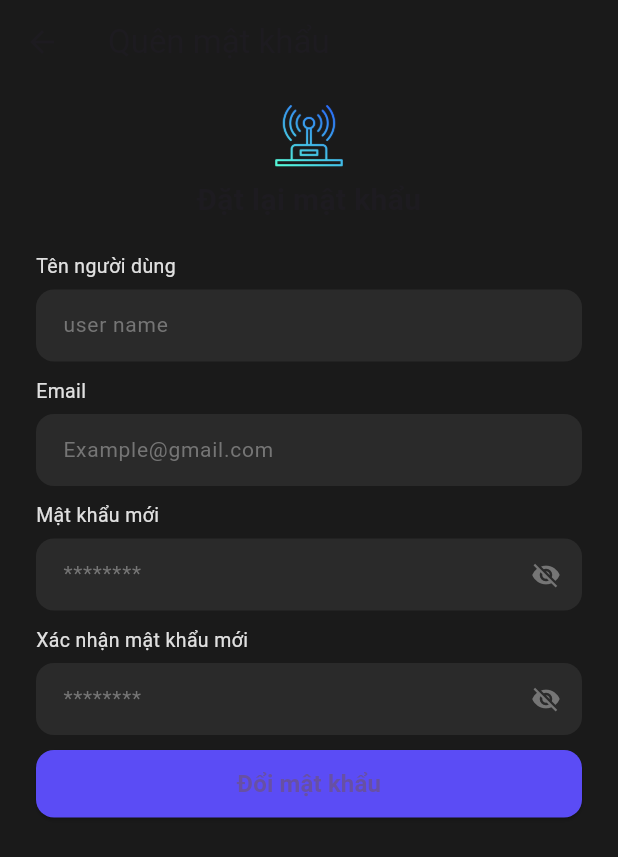
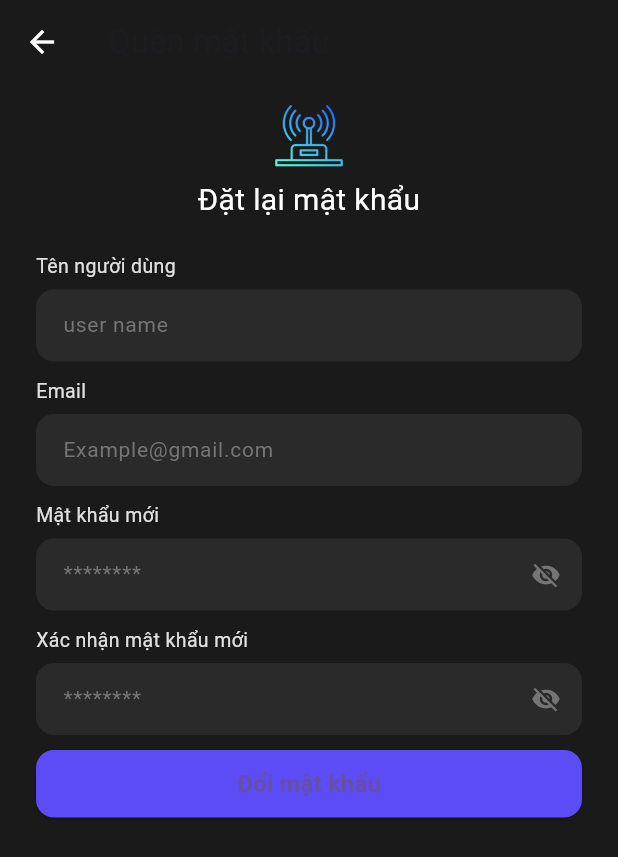
Before and after one commit to buiTannn/Sensor-Station-App-, a Flutter app: the screen it shows after launch, after a tap on "Quên mật khẩu?", on a phone screen of 412 x 824 dp. Shown: the top 857 px of the screen. Run offline on Flutter 3.47's test engine with Material 3 defaults, Android fonts, the phone set to English and light mode, and no system bars; our stand-ins replace shared_preferences.

Commit message:
fix(login): fix light theme

```diff
--- a/lib/login.dart
+++ b/lib/login.dart
@@ -58,6 +58,7 @@ class _LoginScreenState extends State<LoginScreen> {
   @override
   Widget build(BuildContext context) {
     return Scaffold(
+      backgroundColor: const Color(0xFF1A1A1A),
       resizeToAvoidBottomInset: true,
       body: SafeArea(
         child: SingleChildScrollView(
@@ -72,7 +73,7 @@ class _LoginScreenState extends State<LoginScreen> {
               ),
               const SizedBox(height: 10),
               const Text('Sensor Station',
-                  style: TextStyle(fontSize: 26, fontWeight: FontWeight.bold)),
+                  style: TextStyle(fontSize: 26, fontWeight: FontWeight.bold , color: Colors.white,)),
               const Text(
                 'Đăng nhập',
                 style: TextStyle(fontSize: 15, fontWeight: FontWeight.bold),
@@ -256,12 +257,16 @@ class _ForgotPasswordScreenState extends State<ForgotPasswordScreen> {
   Widget build(BuildContext context) {
     return Scaffold(
       backgroundColor: const Color(0xFF1A1A1A),
+
       resizeToAvoidBottomInset: true,
       appBar: AppBar(
         backgroundColor: const Color(0xFF1A1A1A),
         elevation: 0,
         leading: IconButton(
           icon: const Icon(Icons.arrow_back),
+          style: IconButton.styleFrom(
+            foregroundColor: Colors.white, // Màu của icon
+          ),
           onPressed: () => Navigator.pop(context),
         ),
         title: const Text('Quên mật khẩu'),
@@ -280,7 +285,7 @@ class _ForgotPasswordScreenState extends State<ForgotPasswordScreen> {
               const SizedBox(height: 6),
               const Text(
                 'Đặt lại mật khẩu',
-                style: TextStyle(fontSize: 20, fontWeight: FontWeight.bold),
+                style: TextStyle(fontSize: 20 , color: Colors.white,),
               ),
               const SizedBox(height: 20),
 
@@ -425,6 +430,9 @@ class _RegisterScreenState extends State<RegisterScreen> {
         elevation: 0,
         leading: IconButton(
           icon: const Icon(Icons.arrow_back),
+          style: IconButton.styleFrom(
+            foregroundColor: Colors.white, // Màu của icon
+          ),
           onPressed: () => Navigator.pop(context),
         ),
       ),
@@ -442,11 +450,11 @@ class _RegisterScreenState extends State<RegisterScreen> {
               const SizedBox(height: 6),
               const Text(
                 'Sensor Station',
-                style: TextStyle(fontSize: 22, fontWeight: FontWeight.bold),
+                style: TextStyle(fontSize: 22, fontWeight: FontWeight.bold ,color: Colors.white,),
               ),
               const Text(
                 'Đăng ký tài khoản',
-                style: TextStyle(fontSize: 14, fontWeight: FontWeight.bold),
+                style: TextStyle(fontSize: 14,  color: Colors.white,),
               ),
               const SizedBox(height: 10),
 
```
